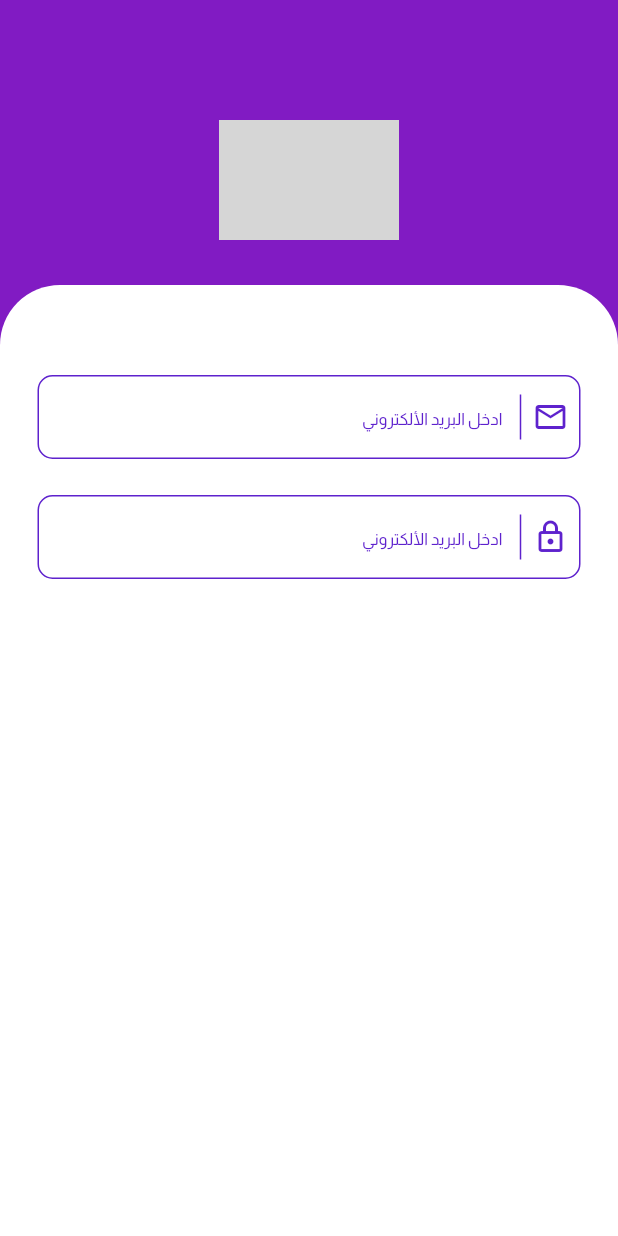
After one commit to Elhaw2003/mr-candy-app, a Flutter app: the LoginScreen screen opened directly, on a phone screen of 412 x 824 dp. The commit adds this screen. Run offline on Flutter 3.47's test engine with Material 3 defaults, Android fonts, the phone set to English and light mode, and no system bars; our stand-ins replace animate_do, smooth_page_indicator; grey boxes are pictures that could not be loaded.

Commit message:
first screen login i designed textform field

```diff
--- a/lib/core/utilies/app_colors.dart
+++ b/lib/core/utilies/app_colors.dart
@@ -3,6 +3,7 @@ import 'dart:ui';
 class AppColors{
   static const Color blue = Color(0xff4309CE);
   static const Color purple = Color(0xff811BC3);
+  static const Color mixPurpleAndBlue = Color(0xff5E22CD);
   static const Color white = Color(0xffFFFFFF);
   static const Color grey = Color(0xff707F81);
 }
--- a/lib/core/utilies/app_texts.dart
+++ b/lib/core/utilies/app_texts.dart
@@ -8,4 +8,6 @@ class AppTexts{
   static const String descInOnboarding1 = """هناك حقيقة مثبتة منذ زمن طويل وهي أن المحتوى\n المقروء لصفحة ما سيلهي القارئ عن التركيز على """;
   static const String descInOnboarding2 = """هناك حقيقة مثبتة منذ زمن طويل وهي أن المحتوى\n المقروء لصفحة ما سيلهي القارئ عن التركيز على """;
   static const String descInOnboarding3 = """هناك حقيقة مثبتة منذ زمن طويل وهي أن المحتوى\n المقروء لصفحة ما سيلهي القارئ عن التركيز على """;
+  static const String insertEmail = "ادخل البريد الألكتروني";
+  static const String insertPassword = "ادخل كلمة المرور";
 }
--- /dev/null
+++ b/lib/core/widgets/custom_text_form_field.dart
@@ -0,0 +1,52 @@
+import 'package:flutter/material.dart';
+import 'package:mr_candy_app/core/utilies/app_colors.dart';
+
+class CustomTextFormField extends StatelessWidget {
+  const CustomTextFormField({super.key, required this.icon, required this.text});
+  final Icon icon;
+  final String text;
+  @override
+  Widget build(BuildContext context) {
+    return TextFormField(
+      style: const TextStyle(
+        color: AppColors.mixPurpleAndBlue
+      ),
+      textDirection: TextDirection.rtl,
+      onTapOutside: (p){
+        return FocusManager.instance.primaryFocus!.unfocus();
+      },
+      decoration: InputDecoration(
+        hintTextDirection: TextDirection.rtl,
+        hintText: text,
+        hintStyle: const TextStyle(
+          color: AppColors.mixPurpleAndBlue,
+          fontSize: 11,
+          fontWeight: FontWeight.w400
+        ),
+        suffixIcon:  SizedBox(
+          width: 30,
+          child: Row(
+            children: [
+              const SizedBox(
+                height: 30,
+                  child: VerticalDivider(
+                    thickness: 1,
+                    color: AppColors.mixPurpleAndBlue,
+                  )
+              ),
+              icon,
+            ],
+          ),
+        ),
+        enabledBorder: OutlineInputBorder(
+          borderRadius: BorderRadius.circular(10),
+          borderSide: const BorderSide(width: 1,color: AppColors.mixPurpleAndBlue),
+        ),
+        focusedBorder: OutlineInputBorder(
+          borderRadius: BorderRadius.circular(10),
+          borderSide: const BorderSide(width: 1,color: AppColors.mixPurpleAndBlue),
+        )
+      ),
+    );
+  }
+}
--- a/lib/featuers/login/presentation/views/login_screen.dart
+++ b/lib/featuers/login/presentation/views/login_screen.dart
@@ -1,12 +1,15 @@
 import 'package:flutter/material.dart';
+import 'package:mr_candy_app/core/utilies/app_colors.dart';
+import 'package:mr_candy_app/featuers/login/presentation/views/widgets/login_body.dart';
 
 class LoginScreen extends StatelessWidget {
   const LoginScreen({super.key});
 
   @override
   Widget build(BuildContext context) {
-    return const Scaffold(
-
+    return   Scaffold(
+      backgroundColor: AppColors.purple,
+      body: LoginBody(),
     );
   }
 }
--- /dev/null
+++ b/lib/featuers/login/presentation/views/widgets/login_body.dart
@@ -0,0 +1,25 @@
+import 'package:flutter/material.dart';
+import 'package:mr_candy_app/featuers/login/presentation/views/widgets/login_form.dart';
+import 'package:mr_candy_app/featuers/splash/presentation/views/widgets/image_logo_widget.dart';
+
+import '../../../../../core/utilies/app_colors.dart';
+
+class LoginBody extends StatelessWidget {
+  const LoginBody({super.key});
+
+  @override
+  Widget build(BuildContext context) {
+    return  const Column(
+      children: [
+        Padding(
+          padding: EdgeInsets.only(top: 80),
+          child: ImageLogoWidget(),
+        ),
+        SizedBox(height: 30,),
+        Expanded(
+          child: LoginForm()
+        )
+      ],
+    );
+  }
+}
--- /dev/null
+++ b/lib/featuers/login/presentation/views/widgets/login_form.dart
@@ -0,0 +1,37 @@
+import 'package:flutter/material.dart';
+import 'package:mr_candy_app/core/widgets/custom_text_form_field.dart';
+
+import '../../../../../core/utilies/app_colors.dart';
+import '../../../../../core/utilies/app_texts.dart';
+
+class LoginForm extends StatelessWidget {
+  const LoginForm({super.key});
+
+  @override
+  Widget build(BuildContext context) {
+    return Container(
+      decoration: const BoxDecoration(
+          color: AppColors.white,
+          borderRadius: BorderRadius.only(
+            topLeft: Radius.circular(40),
+            topRight: Radius.circular(40),
+          )
+      ),
+      child: ListView(
+        padding: EdgeInsets.symmetric(horizontal: 25),
+        children: const [
+          SizedBox(height: 60,),
+          CustomTextFormField(
+            text: AppTexts.insertEmail,
+            icon: Icon(Icons.email_outlined,color: AppColors.mixPurpleAndBlue,),
+          ),
+          SizedBox(height: 24,),
+          CustomTextFormField(
+            text: AppTexts.insertEmail,
+            icon: Icon(Icons.lock_outlined,color: AppColors.mixPurpleAndBlue,),
+          ),
+        ],
+      ),
+    );
+  }
+}
--- a/lib/featuers/splash/presentation/views/widgets/splash_body.dart
+++ b/lib/featuers/splash/presentation/views/widgets/splash_body.dart
@@ -11,20 +11,6 @@ class SplashBody extends StatelessWidget {
     return Stack(
       alignment: Alignment.center,
       children: [
-        Container(
-          width: double.infinity,
-          height: double.infinity,
-          decoration: const BoxDecoration(
-            gradient: LinearGradient(
-                colors: [
-                  AppColors.blue,
-                  AppColors.purple,
-                ],
-              begin: Alignment.topCenter,
-              end: Alignment.bottomCenter,
-            )
-          ),
-        ),
         BounceInLeft(
             duration: const Duration(seconds: 3),
             child: const ImageLogoWidget()
```
